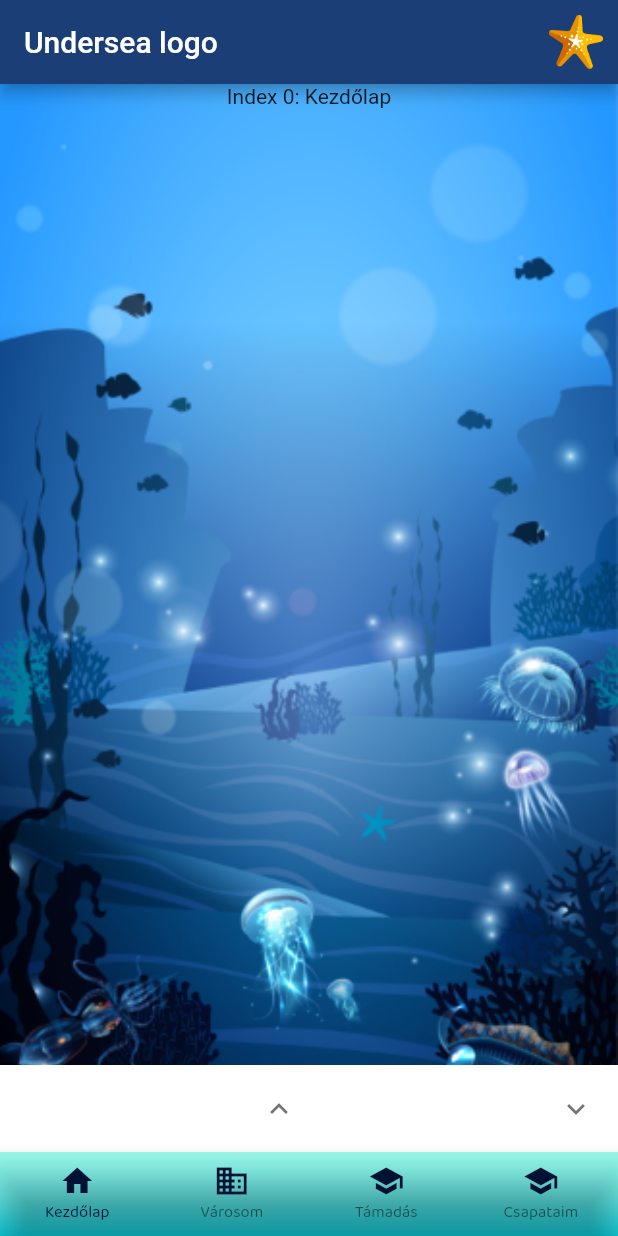
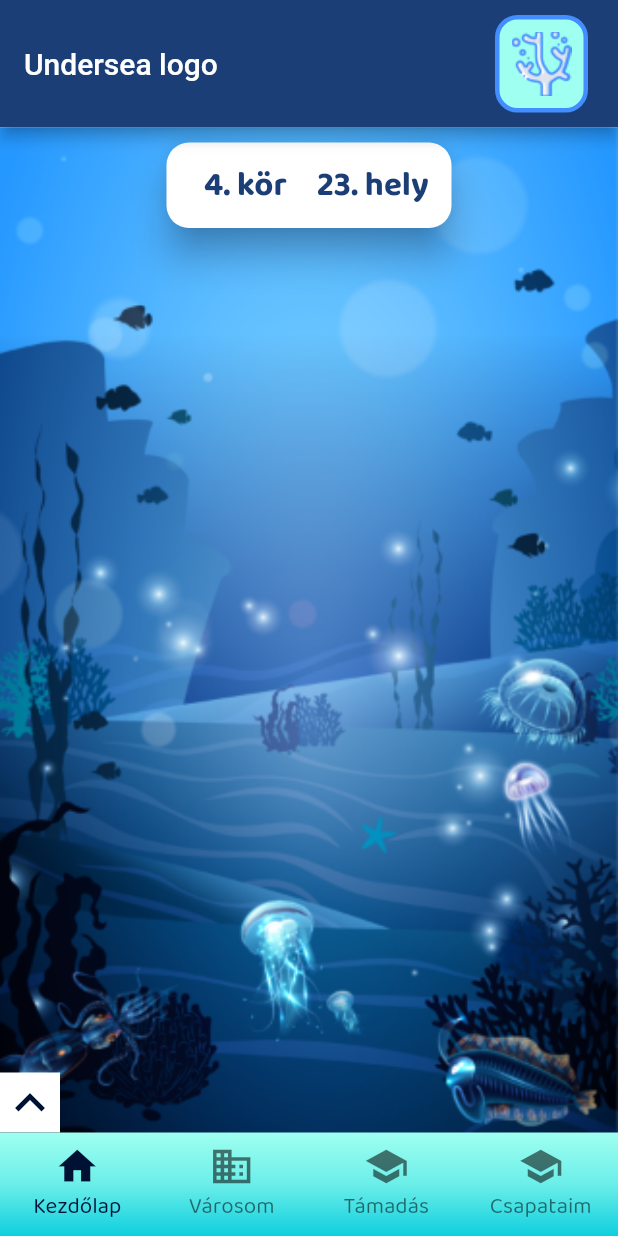
Before and after one commit to csngebnc/UnderSea, a Flutter app: the BottomNavBar screen opened directly, on a phone screen of 412 x 824 dp. Run offline on Flutter 3.47's test engine with Material 2 defaults, Android fonts, the light colour scheme and no system bars; drawn by our look-alikes of expandable; our stand-ins replace flutter_svg, get.

Commit message:
registration, login ui finished, expanding menu and navbar corrected

```diff
--- a/frontend/flutter/undersea/lib/controllers/my_home_page_controller.dart
+++ /dev/null
@@ -1,6 +0,0 @@
-import 'package:get/get.dart';
-
-class MyHomePageController extends GetxController {
-  final count = 0.obs;
-  increment() => count.value++;
-}
--- a/frontend/flutter/undersea/lib/styles/style_constants.dart
+++ b/frontend/flutter/undersea/lib/styles/style_constants.dart
@@ -22,8 +22,8 @@ class UnderseaStyles {
       colors: gradientColors);
   static const shadowColor = Color(0xFF3B7DBD);
   static const hintColor = Color(0xFF1C3E76);
-  static const navbarIconColor = Color(0xff001234);
-  static const unselectedNavbarIconColor = Color(0x99001234);
+  static const navbarIconColor = Color(0xFF001234);
+  static const unselectedNavbarIconColor = Color(0x33001234);
   static const hintStyle =
       TextStyle(color: UnderseaStyles.hintColor, fontSize: 19);
 
@@ -39,6 +39,93 @@ class UnderseaStyles {
               hintText: hint,
               hintStyle: UnderseaStyles.hintStyle,
               border: InputBorder.none),
+        ));
+  }
+
+  static Widget assetIcon(
+    String iconName, {
+    double iconSize = 40,
+  }) {
+    return Container(
+      decoration: BoxDecoration(
+          color: Color(0xFF9FFFF0),
+          borderRadius: BorderRadius.circular(15),
+          border: Border.all(color: Color(0xFF428DFF), width: 3)),
+      child: Padding(
+        padding: EdgeInsets.all(8),
+        child: Container(
+          child: SizedBox(height: iconSize, width: iconSize),
+          decoration: BoxDecoration(
+            image: DecorationImage(
+                image: AssetImage('assets/icons/$iconName.png'),
+                fit: BoxFit.cover),
+          ),
+        ),
+      ),
+    );
+  }
+
+  static Widget militaryIcon(String assetName, int current, int max) {
+    return Container(
+        margin: EdgeInsets.all(12),
+        child: Column(
+          children: [
+            UnderseaStyles.assetIcon(assetName),
+            Text(
+              '$current/$max',
+              style: UnderseaStyles.buttonTextStyle.copyWith(
+                  color: Color(0xFF1C3E76),
+                  fontWeight: FontWeight.w800,
+                  fontSize: 22),
+            )
+          ],
+        ));
+  }
+
+  static Widget resourceIcon(String assetName, int current, int production) {
+    return Container(
+        margin: EdgeInsets.all(12),
+        child: Column(
+          children: [
+            UnderseaStyles.assetIcon(assetName),
+            Column(
+              children: [
+                Text(
+                  '$current',
+                  style: UnderseaStyles.buttonTextStyle.copyWith(
+                      color: Color(0xFF1C3E76),
+                      fontWeight: FontWeight.w800,
+                      fontSize: 22,
+                      height: 1.2),
+                ),
+                Text(
+                  '$production/kör',
+                  style: UnderseaStyles.buttonTextStyle.copyWith(
+                      color: Color(0xFF1C3E76),
+                      fontWeight: FontWeight.w800,
+                      fontSize: 22,
+                      height: 1.1),
+                )
+              ],
+            )
+          ],
+        ));
+  }
+
+  static Widget buildingIcon(String assetName, int amount) {
+    return Container(
+        margin: EdgeInsets.all(12),
+        child: Column(
+          children: [
+            UnderseaStyles.assetIcon(assetName),
+            Text(
+              '$amount',
+              style: UnderseaStyles.buttonTextStyle.copyWith(
+                  color: Color(0xFF1C3E76),
+                  fontWeight: FontWeight.w800,
+                  fontSize: 22),
+            ),
+          ],
         ));
   }
 
--- a/frontend/flutter/undersea/lib/views/bottom_nav_bar.dart
+++ b/frontend/flutter/undersea/lib/views/bottom_nav_bar.dart
@@ -33,17 +33,22 @@ class _BottomNavBarState extends State<BottomNavBar> {
   @override
   Widget build(BuildContext context) {
     return Scaffold(
+        //extendBody: true,
         appBar: AppBar(
+          toolbarHeight: 85,
           backgroundColor: Color(0xFF1C3E76),
           actions: [
             Padding(
-                padding: EdgeInsets.all(10),
+                padding: EdgeInsets.fromLTRB(20, 10, 20, 10),
                 child: GestureDetector(
                     onTap: () {
                       Get.to(ProfilePage(
                           cityName: 'Óceánia', playerName: 'jakabjatekos'));
                     },
-                    child: Image.asset('assets/buildings/seastar.png')))
+                    child: SizedBox(
+                        height: 40,
+                        child:
+                            UnderseaStyles.assetIcon("coral", iconSize: 40))))
           ],
           title: const Text('Undersea logo'),
         ),
@@ -59,43 +64,55 @@ class _BottomNavBarState extends State<BottomNavBar> {
                 //tileMode: TileMode.,
               ),
             ),
+            child: Theme(
+              data: Theme.of(context).copyWith(
+                // sets the background color of the `BottomNavigationBar`
+                primaryColor: Colors.green,
+              ),
               child: BottomNavigationBar(
                 items: const <BottomNavigationBarItem>[
                   BottomNavigationBarItem(
-                icon: Icon(Icons.home, color: UnderseaStyles.navbarIconColor),
+                    icon: Icon(Icons.home),
                     label: 'Kezdőlap',
                   ),
                   BottomNavigationBarItem(
-                icon:
-                    Icon(Icons.business, color: UnderseaStyles.navbarIconColor),
+                      icon: Icon(
+                        Icons.business,
+                      ),
                       label: 'Városom',
+                      backgroundColor: Colors.transparent),
+                  BottomNavigationBarItem(
+                    icon: Icon(
+                      Icons.school,
                     ),
-              BottomNavigationBarItem(
-                icon: Icon(Icons.school, color: UnderseaStyles.navbarIconColor),
                     label: 'Támadás',
                   ),
                   BottomNavigationBarItem(
-                icon: Icon(Icons.school, color: UnderseaStyles.navbarIconColor),
+                    icon: Icon(
+                      Icons.school,
+                    ),
                     label: 'Csapataim',
                   ),
                 ],
                 currentIndex: _selectedIndex,
+                iconSize: 30,
                 selectedItemColor: UnderseaStyles.navbarIconColor,
                 onTap: _onItemTapped,
                 type: BottomNavigationBarType.fixed,
                 showUnselectedLabels: true,
-            backgroundColor: Colors.transparent,
+                backgroundColor: Color(0x00000000),
+                elevation: 0,
                 selectedLabelStyle: TextStyle(
                     color: UnderseaStyles.navbarIconColor,
                     fontFamily: 'Baloo 2',
-                fontSize: 11,
+                    fontSize: 15,
                     fontStyle: FontStyle.normal),
                 unselectedLabelStyle: TextStyle(
                     color: UnderseaStyles.unselectedNavbarIconColor,
                     fontFamily: 'Baloo 2',
-                fontSize: 11,
+                    fontSize: 15,
                     fontStyle: FontStyle.normal),
               ),
-        ));
+            )));
   }
 }
--- /dev/null
+++ b/frontend/flutter/undersea/lib/views/expandable_menu.dart
@@ -0,0 +1,66 @@
+import 'package:expandable/expandable.dart';
+import 'package:flutter/material.dart';
+import 'package:undersea/styles/style_constants.dart';
+
+import 'expanded_menu.dart';
+
+class ExpandableMenu extends StatefulWidget {
+  ExpandableMenu();
+  @override
+  _ExpandableMenuState createState() => _ExpandableMenuState();
+}
+
+class _ExpandableMenuState extends State<ExpandableMenu> {
+  var isExpanded = false;
+  final _controller = ExpandableController(initialExpanded: false);
+
+  @override
+  Widget build(BuildContext context) {
+    _controller.addListener(() {
+      setState(() {
+        isExpanded = _controller.value;
+      });
+    });
+    return ExpandableNotifier(
+      controller: _controller,
+      // <-- Provides ExpandableController to its children
+      child: Column(
+        children: [
+          ExpandablePanel(
+            header: Container(
+              padding: EdgeInsets.zero,
+              child: isExpanded
+                  ? Icon(
+                      Icons.keyboard_arrow_down,
+                      size: 40,
+                      color: UnderseaStyles.navbarIconColor,
+                    )
+                  : Icon(
+                      Icons.keyboard_arrow_up,
+                      size: 40,
+                      color: UnderseaStyles.navbarIconColor,
+                    ),
+              decoration: BoxDecoration(color: Colors.white),
+            ),
+            theme: ExpandableThemeData(
+              hasIcon: false,
+              tapHeaderToExpand: true,
+              useInkWell: true,
+              headerAlignment: ExpandablePanelHeaderAlignment.center,
+            ),
+            // <-- Driven by ExpandableController from ExpandableNotifier
+            collapsed: ExpandableButton(child: Container()),
+            expanded: Column(children: [
+              ExpandableButton(
+                  // <-- Collapses when tapped on
+                  child: Container(
+                decoration: BoxDecoration(color: Colors.white54),
+                child: ExpandedMenu(),
+              ))
+            ]),
+          ),
+        ],
+      ),
+    );
+  }
+}
--- a/frontend/flutter/undersea/lib/views/home_page.dart
+++ b/frontend/flutter/undersea/lib/views/home_page.dart
@@ -1,4 +1,9 @@
 import 'package:flutter/material.dart';
+import 'package:get/get.dart';
+import 'package:undersea/styles/style_constants.dart';
+import 'package:undersea/views/expandable_menu.dart';
+
+import 'leaderboard.dart';
 
 class HomePage extends StatelessWidget {
   @override
@@ -6,36 +11,55 @@ class HomePage extends StatelessWidget {
     return Container(
         decoration: BoxDecoration(
           image: DecorationImage(
-              image: AssetImage(
-                'assets/background/main bg4@3x.png',
-                // height: MediaQuery.of(context).size.height,
-                // width: MediaQuery.of(context).size.width,
-              ),
+              image: AssetImage('assets/background/main bg4@3x.png'),
               fit: BoxFit.cover),
         ),
         child: Column(children: [
-          Expanded(
-            child: Text('Index 0: Kezdőlap'),
+          SizedBox(height: 10),
+          ElevatedButton(
+            onPressed: () {
+              Get.to(Leaderboard());
+            },
+            child: SizedBox(
+                width: 180,
+                child: Padding(
+                    padding: EdgeInsets.fromLTRB(5, 7, 5, 5),
+                    child: Align(
+                        alignment: Alignment.bottomCenter,
+                        child: Row(children: [
+                          Expanded(
+                              child: Align(
+                                  alignment: Alignment.center,
+                                  child: Text(
+                                    '4. kör',
+                                    style: UnderseaStyles.buttonTextStyle
+                                        .copyWith(
+                                            color: Color(0xFF1C3E76),
+                                            fontWeight: FontWeight.w800,
+                                            fontSize: 22),
+                                  ))),
+                          Expanded(
+                              child: Align(
+                                  alignment: Alignment.center,
+                                  child: Text(
+                                    '23. hely',
+                                    style: UnderseaStyles.buttonTextStyle
+                                        .copyWith(
+                                            color: Color(0xFF1C3E76),
+                                            fontWeight: FontWeight.w800,
+                                            fontSize: 22),
+                                  )))
+                        ])))),
+            style: ElevatedButton.styleFrom(
+                primary: Colors.white,
+                padding: EdgeInsets.all(5),
+                elevation: 10,
+                shadowColor: UnderseaStyles.shadowColor,
+                shape: RoundedRectangleBorder(
+                    borderRadius: BorderRadius.circular(15))),
           ),
-          Expanded(
-            child: Align(
-              alignment: Alignment.bottomCenter,
-              child: ExpansionTile(
-                title: Center(child: Icon(Icons.expand_less)),
-                backgroundColor: Colors.white38,
-                iconColor: Colors.black,
-                trailing: null,
-                collapsedBackgroundColor: Colors.white,
-                expandedAlignment: Alignment.topCenter,
-                children: [
-                  Icon(Icons.ac_unit),
-                  Icon(Icons.ac_unit),
-                  Icon(Icons.ac_unit),
-                  Icon(Icons.ac_unit)
-                ],
-              ),
-            ),
-          )
+          Expanded(child: Container()),
+          ExpandableMenu(),
         ]));
   }
 }
--- a/frontend/flutter/undersea/lib/views/login.dart
+++ b/frontend/flutter/undersea/lib/views/login.dart
@@ -33,6 +33,7 @@ class _LoginPageState extends State<LoginPage> {
                   fit: BoxFit.cover),
             ),
             child: Center(
+                child: SingleChildScrollView(
               child: Column(children: [
                 SizedBox(height: 30),
                 SizedBox(
@@ -87,6 +88,6 @@ class _LoginPageState extends State<LoginPage> {
                   ),
                 ),
               ]),
-            )));
+            ))));
   }
 }
--- a/frontend/flutter/undersea/lib/views/registration.dart
+++ b/frontend/flutter/undersea/lib/views/registration.dart
@@ -51,6 +51,7 @@ class _RegistrationPageState extends State<RegistrationPage> {
                   fit: BoxFit.cover),
             ),
             child: Center(
+                child: SingleChildScrollView(
               child: Column(children: [
                 SizedBox(height: 30),
                 SizedBox(
@@ -108,6 +109,6 @@ class _RegistrationPageState extends State<RegistrationPage> {
                   ),
                 ),
               ]),
-            )));
+            ))));
   }
 }
--- a/frontend/flutter/undersea/pubspec.yaml
+++ b/frontend/flutter/undersea/pubspec.yaml
@@ -23,6 +23,7 @@ environment:
 dependencies:
   get: ^4.1.4
   flutter_svg: ^0.22.0
+  expandable: ^5.0.1
   flutter:
     sdk: flutter
 
```
Also changed, not shown: frontend/flutter/undersea/lib/views/expanded_menu.dart (added, +29 -0 lines), frontend/flutter/undersea/lib/views/leaderboard.dart (added, +14 -0 lines), frontend/flutter/undersea/assets/icons/coral.png (added), frontend/flutter/undersea/assets/icons/pearl.png (added), frontend/flutter/undersea/assets/icons/profile.png (added), frontend/flutter/undersea/assets/icons/profile.svg (deleted), frontend/flutter/undersea/assets/icons/seahorse.png (added), frontend/flutter/undersea/assets/icons/seahorse.svg (deleted), frontend/flutter/undersea/assets/icons/seal.png (added), frontend/flutter/undersea/assets/icons/seal.svg (deleted), frontend/flutter/undersea/assets/icons/shark.png (added), frontend/flutter/undersea/assets/icons/shark.svg (deleted), frontend/flutter/undersea/pubspec.lock. Lines whose indentation alone changed are shown as unchanged.
